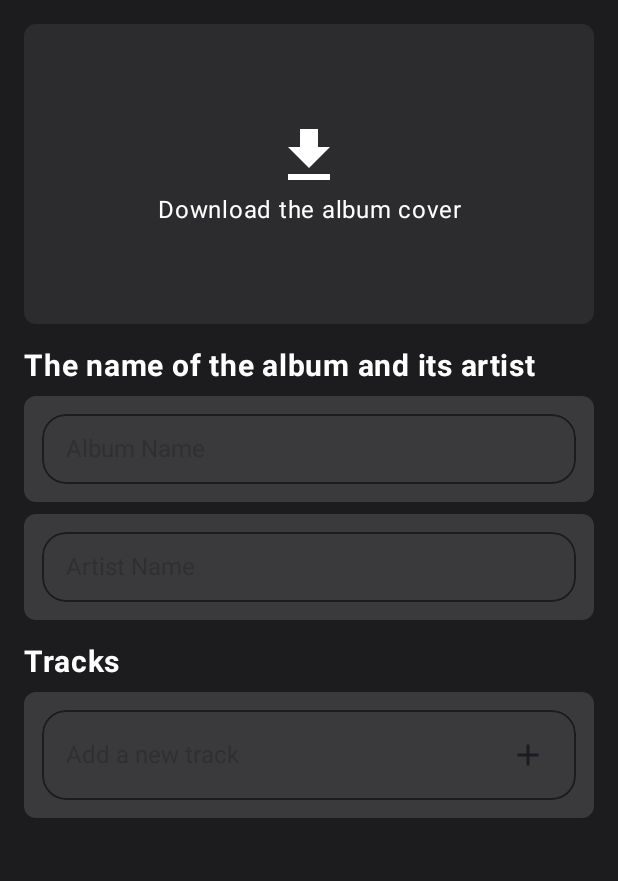
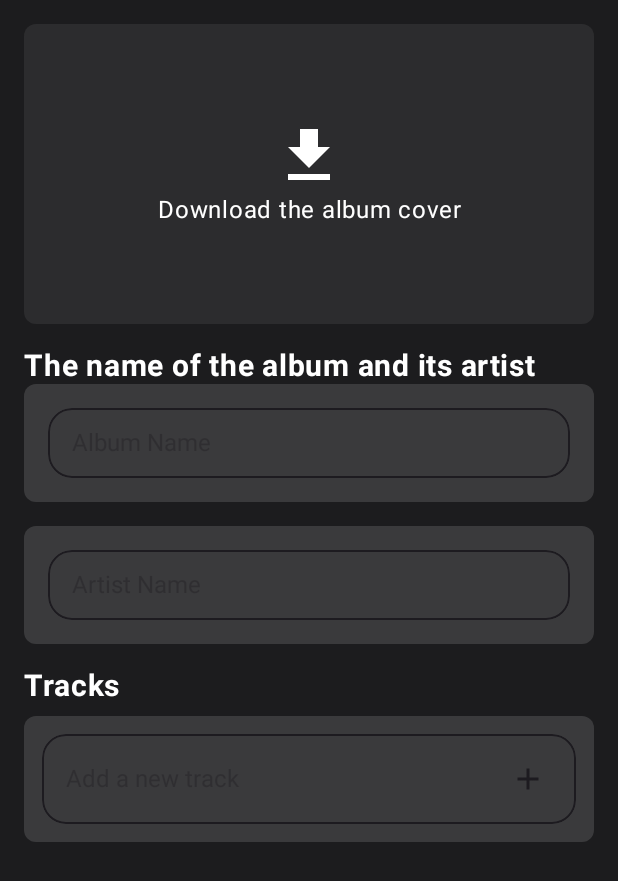
Before and after one commit to Aodhogane/fone, an Android app built with Jetpack Compose: the @Preview function AlbumScreenPreview, on a phone screen of 412 x 824 dp. Shown: the top 881 px of the screen. Run offline under Robolectric (Android 15) with nearby library versions, the light colour scheme and no system bars.

Commit message:
Разделение кода по отдельным файлам.

```diff
--- a/app/build.gradle.kts
+++ b/app/build.gradle.kts
@@ -51,6 +51,7 @@ dependencies {
     implementation(libs.androidx.material3)
     implementation(libs.androidx.media3.exoplayer)
     implementation(libs.androidx.compose.material.icons.extended)
+    implementation(libs.androidx.storage)
     testImplementation(libs.junit)
     androidTestImplementation(libs.androidx.junit)
     androidTestImplementation(libs.androidx.espresso.core)
--- /dev/null
+++ b/app/src/main/java/com/example/myapplication/AlbumCoverSection.kt
@@ -0,0 +1,72 @@
+package com.example.myapplication
+
+import android.app.Activity
+import android.content.Intent
+import android.net.Uri
+import android.provider.MediaStore
+import androidx.compose.foundation.Image
+import androidx.compose.foundation.background
+import androidx.compose.foundation.clickable
+import androidx.compose.foundation.layout.*
+import androidx.compose.foundation.shape.RoundedCornerShape
+import androidx.compose.material.icons.Icons
+import androidx.compose.material.icons.filled.Download
+import androidx.compose.material3.*
+import androidx.compose.runtime.*
+import androidx.compose.ui.Alignment
+import androidx.compose.ui.Modifier
+import androidx.compose.ui.graphics.Color
+import androidx.compose.ui.graphics.painter.Painter
+import androidx.compose.ui.platform.LocalContext
+import androidx.compose.ui.text.font.FontWeight
+import androidx.compose.ui.text.style.TextAlign
+import androidx.compose.ui.unit.dp
+import androidx.compose.ui.unit.sp
+import coil.compose.rememberAsyncImagePainter
+
+@Composable
+fun AlbumCoverSection(coverImageUri: Uri?, onCoverImageSelected: (Uri?) -> Unit) {
+    val context = LocalContext.current
+    val activity = context as? Activity
+
+    Box(
+        modifier = Modifier
+            .fillMaxWidth()
+            .height(200.dp)
+            .background(Color(0xFF2C2C2E), RoundedCornerShape(8.dp)),
+        contentAlignment = Alignment.Center
+    ) {
+        Column(horizontalAlignment = Alignment.CenterHorizontally) {
+            coverImageUri?.let {
+                // Если URI существует, показываем изображение
+                val painter: Painter = rememberAsyncImagePainter(it)
+                Image(painter = painter, contentDescription = "Album Cover", modifier = Modifier.fillMaxSize())
+            } ?: run {
+                // Если изображение не выбрано, показываем иконку загрузки
+                Icon(
+                    imageVector = Icons.Default.Download,
+                    contentDescription = "Download Cover",
+                    tint = Color.White,
+                    modifier = Modifier.size(48.dp)
+                )
+            }
+
+            Text(
+                text = "Download the album cover",
+                color = Color.White,
+                fontSize = 16.sp,
+                textAlign = TextAlign.Center,
+                modifier = Modifier.clickable {
+                    onCoverImageSelected(null)  // Сбросить обложку
+                    activity?.let {
+                        // Открываем галерею для выбора изображения
+                        it.startActivityForResult(
+                            Intent(Intent.ACTION_PICK, MediaStore.Images.Media.EXTERNAL_CONTENT_URI),
+                            1001
+                        )
+                    }
+                }
+            )
+        }
+    }
+}
--- /dev/null
+++ b/app/src/main/java/com/example/myapplication/AlbumDetailsSection.kt
@@ -0,0 +1,57 @@
+package com.example.myapplication
+
+import androidx.compose.foundation.background
+import androidx.compose.foundation.layout.*
+import androidx.compose.foundation.shape.RoundedCornerShape
+import androidx.compose.material3.*
+import androidx.compose.runtime.Composable
+import androidx.compose.runtime.remember
+import androidx.compose.ui.Modifier
+import androidx.compose.ui.graphics.Color
+import androidx.compose.ui.text.font.FontWeight
+import androidx.compose.ui.unit.dp
+import androidx.compose.ui.unit.sp
+import com.ortin.ortinFyForAuthors.core.ui.components.textfield.CustomTextField
+
+@Composable
+fun AlbumDetailsSection(
+    albumName: String,
+    onAlbumNameChange: (String) -> Unit,
+    artistName: String,
+    onArtistNameChange: (String) -> Unit
+) {
+    Column(modifier = Modifier.fillMaxWidth()) {
+        // Группировка полей для ввода названия альбома и имени исполнителя
+        Column(modifier = Modifier.fillMaxWidth()) {
+            Text(
+                text = "The name of the album and its artist",
+                color = Color.White,
+                fontSize = 20.sp,
+                fontWeight = FontWeight.Bold
+            )
+
+            // Поле для ввода названия альбома
+            CustomTextField(
+                value = albumName,
+                onValueChange = onAlbumNameChange,
+                modifier = Modifier
+                    .fillMaxWidth()
+                    .background(Color(0xFF3A3A3C), RoundedCornerShape(8.dp)) // Добавление серого фона
+                    .padding(16.dp),  // Добавление отступов
+                placeholder = "Album Name"
+            )
+
+            // Поле для ввода имени исполнителя
+            CustomTextField(
+                value = artistName,
+                onValueChange = onArtistNameChange,
+                modifier = Modifier
+                    .fillMaxWidth()
+                    .padding(top = 16.dp)
+                    .background(Color(0xFF3A3A3C), RoundedCornerShape(8.dp))  // Добавление серого фона
+                    .padding(16.dp),  // Добавление отступов
+                placeholder = "Artist Name"
+            )
+        }
+    }
+}
--- a/app/src/main/java/com/example/myapplication/MainActivity.kt
+++ b/app/src/main/java/com/example/myapplication/MainActivity.kt
@@ -4,40 +4,28 @@ import android.app.Activity
 import android.content.Intent
 import android.net.Uri
 import android.os.Bundle
-import android.provider.MediaStore
-import android.widget.Toast
 import androidx.activity.ComponentActivity
 import androidx.activity.compose.setContent
 import androidx.activity.result.contract.ActivityResultContracts
-import androidx.compose.foundation.Image
 import androidx.compose.foundation.background
-import androidx.compose.foundation.clickable
-import androidx.compose.foundation.layout.*
-import androidx.compose.foundation.shape.RoundedCornerShape
-import androidx.compose.material.icons.Icons
-import androidx.compose.material.icons.filled.Add
-import androidx.compose.material.icons.filled.Download
-import androidx.compose.material3.*
+import androidx.compose.foundation.layout.Arrangement
+import androidx.compose.foundation.layout.Column
+import androidx.compose.foundation.layout.fillMaxSize
+import androidx.compose.foundation.layout.padding
+import androidx.compose.material3.MaterialTheme
 import androidx.compose.runtime.*
-import androidx.compose.ui.Alignment
 import androidx.compose.ui.Modifier
 import androidx.compose.ui.graphics.Color
-import androidx.compose.ui.graphics.painter.Painter
-import androidx.compose.ui.platform.LocalContext
-import androidx.compose.ui.text.font.FontWeight
-import androidx.compose.ui.text.style.TextAlign
 import androidx.compose.ui.tooling.preview.Preview
 import androidx.compose.ui.unit.dp
-import androidx.compose.ui.unit.sp
-//import coil.compose.rememberAsyncImagePainter
-import coil.compose.rememberAsyncImagePainter
-import com.ortin.ortinFyForAuthors.core.ui.components.textfield.CustomTextField
+import com.example.myapplication.AlbumCoverSection
+import com.example.myapplication.AlbumDetailsSection
+import com.example.myapplication.TracksSection
 
 class MainActivity : ComponentActivity() {
 
     private val getImageResult = registerForActivityResult(ActivityResultContracts.GetContent()) { uri: Uri? ->
         uri?.let {
-            // Сохраняем URI изображения
             coverImageUri = it
         }
     }
@@ -61,15 +49,6 @@ class MainActivity : ComponentActivity() {
     }
 }
 
-
-@Composable
-fun ShowToastMessage(message: String) {
-    val context = LocalContext.current
-    LaunchedEffect(message) {
-        Toast.makeText(context, message, Toast.LENGTH_SHORT).show()
-    }
-}
-
 @Composable
 fun AlbumScreen(coverImageUri: Uri?, onCoverImageSelected: (Uri?) -> Unit) {
     var albumName by remember { mutableStateOf("") }
@@ -84,8 +63,9 @@ fun AlbumScreen(coverImageUri: Uri?, onCoverImageSelected: (Uri?) -> Unit) {
             .padding(16.dp),
         verticalArrangement = Arrangement.spacedBy(16.dp)
     ) {
-        CoverUploadSection(coverImageUri = coverImageUri, onCoverImageSelected = onCoverImageSelected)
+        AlbumCoverSection(coverImageUri = coverImageUri, onCoverImageSelected = onCoverImageSelected)
 
+        // Секция для ввода данных альбома и исполнителя
         AlbumDetailsSection(
             albumName = albumName,
             onAlbumNameChange = { albumName = it },
@@ -93,6 +73,7 @@ fun AlbumScreen(coverImageUri: Uri?, onCoverImageSelected: (Uri?) -> Unit) {
             onArtistNameChange = { artistName = it }
         )
 
+        // Секция для ввода треков
         TracksSection(
             tracks = tracks,
             newTrackName = newTrackName,
@@ -107,158 +88,6 @@ fun AlbumScreen(coverImageUri: Uri?, onCoverImageSelected: (Uri?) -> Unit) {
     }
 }
 
-@Composable
-fun CoverUploadSection(coverImageUri: Uri?, onCoverImageSelected: (Uri?) -> Unit) {
-    val context = LocalContext.current
-    val activity = context as? Activity
-
-    Box(
-        modifier = Modifier
-            .fillMaxWidth()
-            .height(200.dp)
-            .background(Color(0xFF2C2C2E), RoundedCornerShape(8.dp)),
-        contentAlignment = Alignment.Center
-    ) {
-        Column(horizontalAlignment = Alignment.CenterHorizontally) {
-            coverImageUri?.let {
-                // Если URI изображения существует, показываем его
-                val painter: Painter = rememberAsyncImagePainter(it)
-                Image(painter = painter, contentDescription = "Album Cover", modifier = Modifier.fillMaxSize())
-            } ?: run {
-                // Если изображение не выбрано, показываем иконку загрузки
-                Icon(
-                    imageVector = Icons.Default.Download,
-                    contentDescription = "Download Cover",
-                    tint = Color.White,
-                    modifier = Modifier.size(48.dp)
-                )
-            }
-
-            Text(
-                text = "Download the album cover",
-                color = Color.White,
-                fontSize = 16.sp,
-                textAlign = TextAlign.Center,
-                modifier = Modifier.clickable {
-                    onCoverImageSelected(null)  // Сбрасываем текущую обложку
-                    activity?.let {
-                        // Открываем галерею из активности
-                        it.startActivityForResult(
-                            Intent(Intent.ACTION_PICK, MediaStore.Images.Media.EXTERNAL_CONTENT_URI),
-                            1001
-                        )
-                    }
-                }
-            )
-        }
-    }
-}
-
-
-@Composable
-fun AlbumDetailsSection(
-    albumName: String,
-    onAlbumNameChange: (String) -> Unit,
-    artistName: String,
-    onArtistNameChange: (String) -> Unit
-) {
-    Column(verticalArrangement = Arrangement.spacedBy(8.dp)) {
-        Text(
-            text = "The name of the album and its artist",
-            color = Color.White,
-            fontSize = 20.sp,
-            fontWeight = FontWeight.Bold
-        )
-        CustomTextField(
-            value = albumName,
-            onValueChange = onAlbumNameChange,
-            placeholder = "Album Name",
-            modifier = Modifier
-                .fillMaxWidth()
-                .background(Color(0xFF3A3A3C), RoundedCornerShape(8.dp))
-                .padding(12.dp)
-        )
-        CustomTextField(
-            value = artistName,
-            onValueChange = onArtistNameChange,
-            placeholder = "Artist Name",
-            modifier = Modifier
-                .fillMaxWidth()
-                .background(Color(0xFF3A3A3C), RoundedCornerShape(8.dp))
-                .padding(12.dp)
-        )
-    }
-}
-
-@Composable
-fun TracksSection(
-    tracks: List<String>,
-    newTrackName: String,
-    onNewTrackNameChange: (String) -> Unit,
-    onAddTrack: () -> Unit
-) {
-    Column(verticalArrangement = Arrangement.spacedBy(8.dp)) {
-        Text(
-            text = "Tracks",
-            color = Color.White,
-            fontSize = 20.sp,
-            fontWeight = FontWeight.Bold
-        )
-        CustomTextField(
-            value = newTrackName,
-            onValueChange = onNewTrackNameChange,
-            placeholder = "Add a new track",
-            modifier = Modifier
-                .fillMaxWidth()
-                .background(Color(0xFF3A3A3C), RoundedCornerShape(8.dp))
-                .padding(12.dp),
-            trailingIcon = {
-                Icon(
-                    imageVector = Icons.Default.Add,
-                    contentDescription = "Add Track",
-                    modifier = Modifier
-                        .padding(4.dp)
-                        .clickable { onAddTrack() }
-                )
-            }
-        )
-        tracks.forEach { track ->
-            Text(
-                text = track,
-                color = Color.White,
-                fontSize = 16.sp,
-                modifier = Modifier.padding(vertical = 4.dp)
-            )
-        }
-    }
-}
-
-@Composable
-fun PrimaryButton(
-    text: String,
-    onButtonClick: () -> Unit,
-    isEnabled: Boolean,
-    modifier: Modifier = Modifier
-) {
-    Button(
-        onClick = onButtonClick,
-        enabled = isEnabled,
-        modifier = modifier,
-        shape = RoundedCornerShape(8.dp),
-        colors = ButtonDefaults.buttonColors(
-            disabledContentColor = Color.Gray,
-            containerColor = if (isEnabled) Color(0xFF6200EE) else Color.Gray
-        )
-    ) {
-        Text(
-            text = text,
-            color = Color.White,
-            fontSize = 16.sp,
-            fontWeight = FontWeight.Bold
-        )
-    }
-}
-
 @Preview(showBackground = true)
 @Composable
 fun AlbumScreenPreview() {
--- /dev/null
+++ b/app/src/main/java/com/example/myapplication/TracksSection.kt
@@ -0,0 +1,60 @@
+package com.example.myapplication
+
+import androidx.compose.foundation.background
+import androidx.compose.foundation.clickable
+import androidx.compose.foundation.layout.*
+import androidx.compose.foundation.shape.RoundedCornerShape
+import androidx.compose.material3.*
+import androidx.compose.runtime.Composable
+import androidx.compose.ui.Alignment
+import androidx.compose.ui.Modifier
+import androidx.compose.ui.graphics.Color
+import androidx.compose.ui.unit.dp
+import androidx.compose.ui.text.font.FontWeight
+import androidx.compose.ui.unit.sp
+import androidx.compose.material.icons.Icons
+import androidx.compose.material.icons.filled.Add
+import com.ortin.ortinFyForAuthors.core.ui.components.textfield.CustomTextField
+
+@Composable
+fun TracksSection(
+    tracks: List<String>,
+    newTrackName: String,
+    onNewTrackNameChange: (String) -> Unit,
+    onAddTrack: () -> Unit
+) {
+    Column(verticalArrangement = Arrangement.spacedBy(8.dp)) {
+        Text(
+            text = "Tracks",
+            color = Color.White,
+            fontSize = 20.sp,
+            fontWeight = FontWeight.Bold
+        )
+        CustomTextField(
+            value = newTrackName,
+            onValueChange = onNewTrackNameChange,
+            placeholder = "Add a new track",
+            modifier = Modifier
+                .fillMaxWidth()
+                .background(Color(0xFF3A3A3C), RoundedCornerShape(8.dp))
+                .padding(12.dp),
+            trailingIcon = {
+                Icon(
+                    imageVector = Icons.Default.Add,
+                    contentDescription = "Add Track",
+                    modifier = Modifier
+                        .padding(4.dp)
+                        .clickable { onAddTrack() }
+                )
+            }
+        )
+        tracks.forEach { track ->
+            Text(
+                text = track,
+                color = Color.White,
+                fontSize = 16.sp,
+                modifier = Modifier.padding(vertical = 4.dp)
+            )
+        }
+    }
+}
--- a/gradle/libs.versions.toml
+++ b/gradle/libs.versions.toml
@@ -11,6 +11,7 @@ activityCompose = "1.9.3"
 composeBom = "2024.04.01"
 media3Exoplayer = "1.4.1"
 coil = "2.3.0"
+storage = "1.5.0"
 
 [libraries]
 androidx-core-ktx = { group = "androidx.core", name = "core-ktx", version.ref = "coreKtx" }
@@ -29,6 +30,7 @@ androidx-ui-test-junit4 = { group = "androidx.compose.ui", name = "ui-test-junit
 androidx-material3 = { group = "androidx.compose.material3", name = "material3" }
 androidx-media3-exoplayer = { group = "androidx.media3", name = "media3-exoplayer", version.ref = "media3Exoplayer" }
 androidx-compose-material-icons-extended = { group = "androidx.compose.material", name = "material-icons-extended", version.ref = "compose" }
+androidx-storage = { group = "androidx.test.services", name = "storage", version.ref = "storage" }
 
 [plugins]
 android-application = { id = "com.android.application", version.ref = "agp" }
```
Also changed, not shown: app/src/main/java/com/example/myapplication/CoverUploadSection.kt (added, +72 -0 lines).
